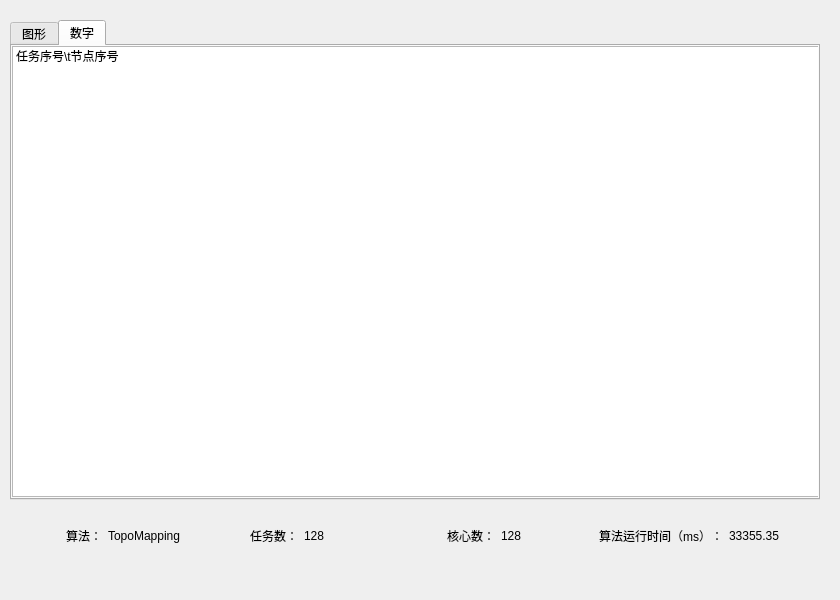
Above: Layout/ResultBox_gui.ui from King-ofwolf/PACOS before the change. Below: the same form after it.
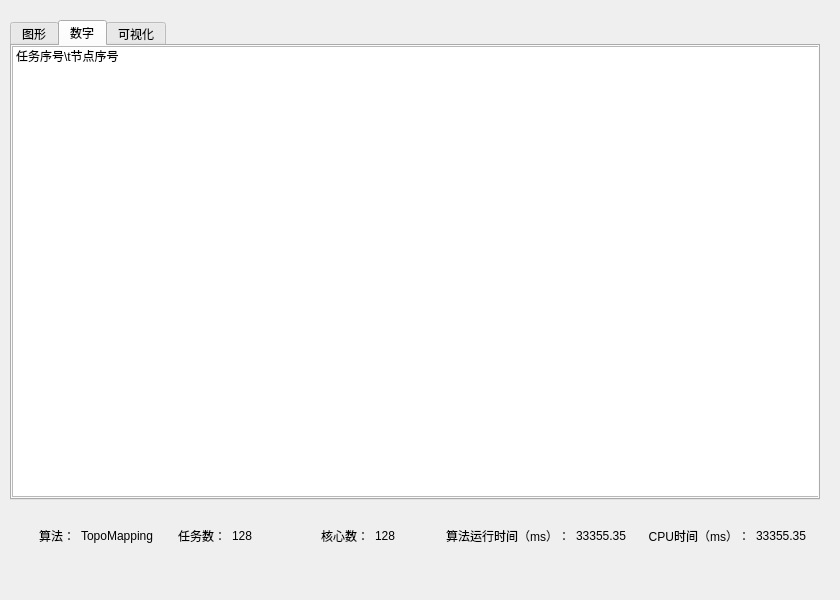
That is the form after the change. The open tabs and pages were chosen to show the change.

What changed in the file:
```diff
--- a/Layout/ResultBox_gui.ui
+++ b/Layout/ResultBox_gui.ui
@@ -68,6 +68,11 @@
      </item>
     </widget>
    </widget>
+   <widget class="QWidget" name="tab_3">
+    <attribute name="title">
+     <string>可视化</string>
+    </attribute>
+   </widget>
   </widget>
   <widget class="QWidget" name="horizontalLayoutWidget">
    <property name="geometry">
@@ -147,6 +152,23 @@
       </property>
      </widget>
     </item>
+    <item>
+     <widget class="QLabel" name="label_5">
+      <property name="text">
+       <string>CPU时间（ms）：</string>
+      </property>
+      <property name="alignment">
+       <set>Qt::AlignRight|Qt::AlignTrailing|Qt::AlignVCenter</set>
+      </property>
+     </widget>
+    </item>
+    <item>
+     <widget class="QLabel" name="label_cputime">
+      <property name="text">
+       <string>33355.35</string>
+      </property>
+     </widget>
+    </item>
    </layout>
   </widget>
  </widget>
```
Left out of the diff: 2 changed lines with no effect on the pictures.
